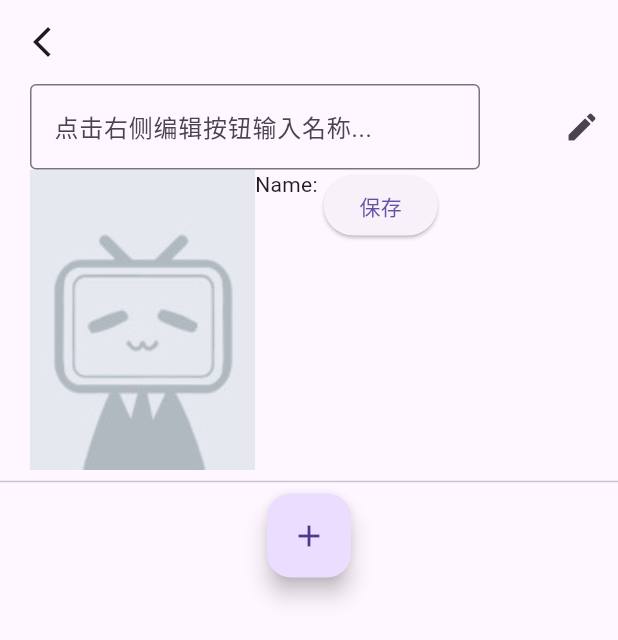
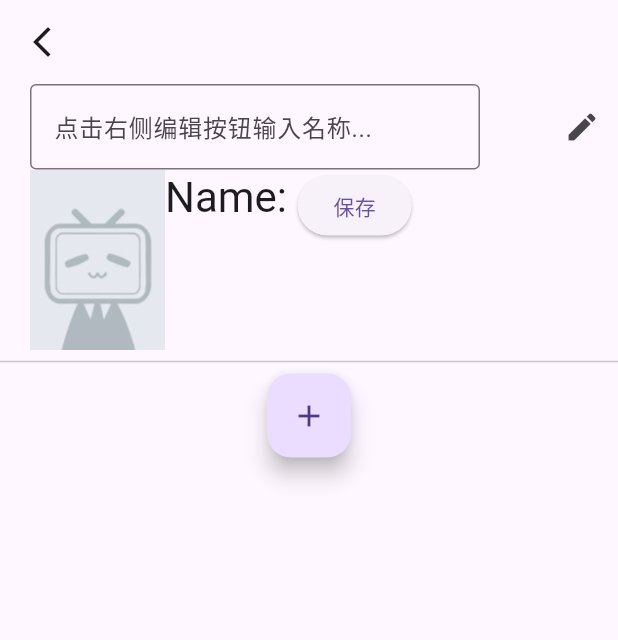
Before and after one commit to OldSaltFish/Novel-Name-Memo, a Flutter app: the BookPage screen opened by its route, on a phone screen of 412 x 824 dp. Shown: the top 640 px of the screen. Run offline on Flutter 3.47's test engine with Material 3 defaults, Android fonts, the phone set to English and light mode, and no system bars; our stand-ins replace flutter_mobx, flutter_modular, hive, hive_flutter, image_picker, mobx; accounts and stored records are empty; generated files the repository leaves out were written again.

Commit message:
feat: 为CoverPicker控件添加可选的显示大小参数

```diff
--- a/lib/components/img/cover_picker.dart
+++ b/lib/components/img/cover_picker.dart
@@ -10,7 +10,12 @@ class CoverPicker extends StatefulWidget {
   final String imgUri;
   /// 参数是选中的图片地址
   final Function(String)? onImageSelected;
-  const CoverPicker({super.key, required this.imgUri,this.onImageSelected});
+  /// 图片宽度
+  final double? width;
+  /// 图片高度
+  final double? height;
+
+  const CoverPicker({super.key, required this.imgUri, this.onImageSelected, this.width, this.height});
 
   @override
   State<CoverPicker> createState() => _CoverPickerState();
@@ -61,15 +66,15 @@ class _CoverPickerState extends State<CoverPicker> {
                 if (_image != null)
                   Image.file(
                     _image!,
-                    width: 150,
-                    height: 200,
+                    width: widget.width ?? 150, // 使用传入的宽度或默认值
+                    height: widget.height ?? 200, // 使用传入的高度或默认值
                     fit: BoxFit.cover, // 设置图片填充方式
                   )
                 else
                   Image.asset(
                     'assets/images/defaultbook.jpeg', // 图片路径
-                    width: 150,
-                    height: 200,
+                    width: widget.width ?? 150, // 使用传入的宽度或默认值
+                    height: widget.height ?? 200, // 使用传入的高度或默认值
                     fit: BoxFit.cover,
                   ),
               ],
--- a/lib/pages/book/book_page.dart
+++ b/lib/pages/book/book_page.dart
@@ -153,11 +153,16 @@ class _BookBodyState extends State<_BookBody> {
                 bookStore.coverUri = path;
                 debugPrint('coverUri: ${bookStore.coverUri}');
               },
+              width: 90,
+              height: 120,
             ),
             Observer(
-                builder: (_) => Text(
+                builder: (_) =>
+                    Text(
                       'Name: ${bookStore.name}',
-                    )),
+                      style: Theme.of(context).textTheme.headlineMedium,
+                    )
+            ),
             ElevatedButton(
               onPressed: () {
                 bookStore.onSave();
```
